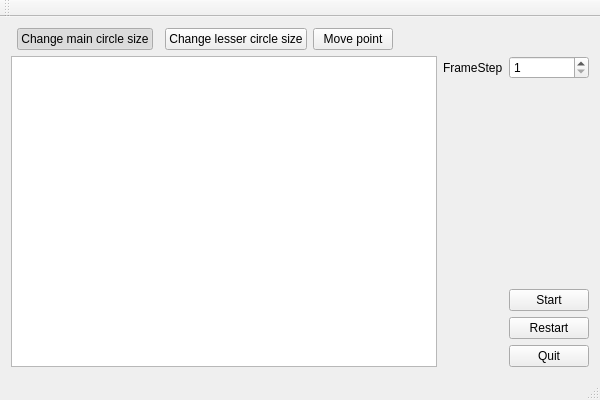
Before: the Qt Designer form circles.ui in caronnee/circlefractals, drawn with Qt 5.
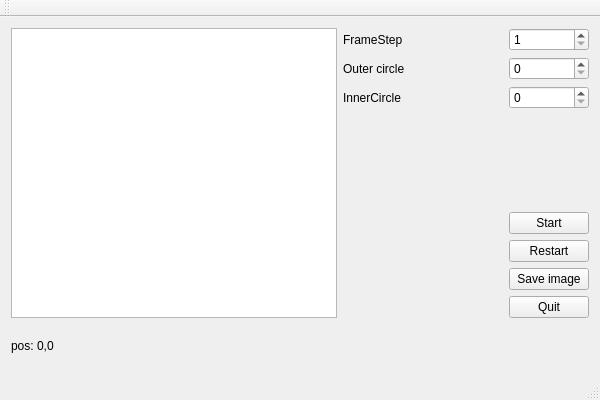
After: the same form once the commit is applied.

What changed in the file:
```diff
--- a/circles.ui
+++ b/circles.ui
@@ -15,17 +15,65 @@
   </property>
   <widget class="QWidget" name="centralWidget">
    <layout class="QGridLayout" name="gridLayout">
-    <item row="5" column="0" rowspan="5" colspan="6">
-     <widget class="QGraphicsView" name="_view"/>
+    <item row="4" column="0" rowspan="9" colspan="2">
+     <widget class="QGraphicsView" name="q_view"/>
     </item>
-    <item row="9" column="7">
+    <item row="5" column="2">
+     <widget class="QLabel" name="label_2">
+      <property name="text">
+       <string>Outer circle</string>
+      </property>
+     </widget>
+    </item>
+    <item row="11" column="3">
+     <widget class="QPushButton" name="saveImageButton">
+      <property name="text">
+       <string>Save image</string>
+      </property>
+     </widget>
+    </item>
+    <item row="6" column="2">
+     <widget class="QLabel" name="label_3">
+      <property name="text">
+       <string>InnerCircle</string>
+      </property>
+     </widget>
+    </item>
+    <item row="4" column="2">
+     <widget class="QLabel" name="label">
+      <property name="text">
+       <string>FrameStep</string>
+      </property>
+     </widget>
+    </item>
+    <item row="6" column="3">
+     <widget class="QSpinBox" name="q_ir"/>
+    </item>
+    <item row="5" column="3">
+     <widget class="QSpinBox" name="q_or"/>
+    </item>
+    <item row="12" column="3">
      <widget class="QPushButton" name="quitButton">
       <property name="text">
        <string>Quit</string>
       </property>
      </widget>
     </item>
-    <item row="7" column="7">
+    <item row="10" column="3">
+     <widget class="QPushButton" name="restartButton">
+      <property name="text">
+       <string>Restart</string>
+      </property>
+     </widget>
+    </item>
+    <item row="13" column="0">
+     <widget class="QLabel" name="q_startintPoint">
+      <property name="text">
+       <string>pos: 0,0</string>
+      </property>
+     </widget>
+    </item>
+    <item row="9" column="3">
      <widget class="QPushButton" name="startButton">
       <property name="sizePolicy">
        <sizepolicy hsizetype="Fixed" vsizetype="Fixed">
@@ -38,72 +86,7 @@
       </property>
      </widget>
     </item>
-    <item row="0" column="5">
-     <spacer name="horizontalSpacer">
-      <property name="orientation">
-       <enum>Qt::Horizontal</enum>
-      </property>
-      <property name="sizeHint" stdset="0">
-       <size>
-        <width>40</width>
-        <height>20</height>
-       </size>
-      </property>
-     </spacer>
-    </item>
-    <item row="0" column="1">
-     <widget class="QPushButton" name="changeMainCircle">
-      <property name="text">
-       <string>Change main circle size</string>
-      </property>
-      <property name="checkable">
-       <bool>true</bool>
-      </property>
-      <property name="checked">
-       <bool>true</bool>
-      </property>
-      <attribute name="buttonGroup">
-       <string>options</string>
-      </attribute>
-     </widget>
-    </item>
-    <item row="0" column="3">
-     <widget class="QPushButton" name="pushButton_3">
-      <property name="text">
-       <string>Change lesser circle size</string>
-      </property>
-      <property name="checkable">
-       <bool>true</bool>
-      </property>
-      <attribute name="buttonGroup">
-       <string>options</string>
-      </attribute>
-     </widget>
-    </item>
-    <item row="0" column="4">
-     <widget class="QPushButton" name="pushButton">
-      <property name="text">
-       <string>Move point</string>
-      </property>
-      <property name="checkable">
-       <bool>true</bool>
-      </property>
-      <property name="flat">
-       <bool>false</bool>
-      </property>
-      <attribute name="buttonGroup">
-       <string>options</string>
-      </attribute>
-     </widget>
-    </item>
-    <item row="8" column="7">
-     <widget class="QPushButton" name="restartButton">
-      <property name="text">
-       <string>Restart</string>
-      </property>
-     </widget>
-    </item>
-    <item row="5" column="7">
+    <item row="4" column="3">
      <widget class="QSpinBox" name="frameStep">
       <property name="minimum">
        <number>1</number>
@@ -113,13 +96,6 @@
       </property>
      </widget>
     </item>
-    <item row="5" column="6">
-     <widget class="QLabel" name="label">
-      <property name="text">
-       <string>FrameStep</string>
-      </property>
-     </widget>
-    </item>
    </layout>
   </widget>
   <widget class="QMenuBar" name="menuBar">
```
Left out of the diff: 3 changed lines with no effect on the pictures.
